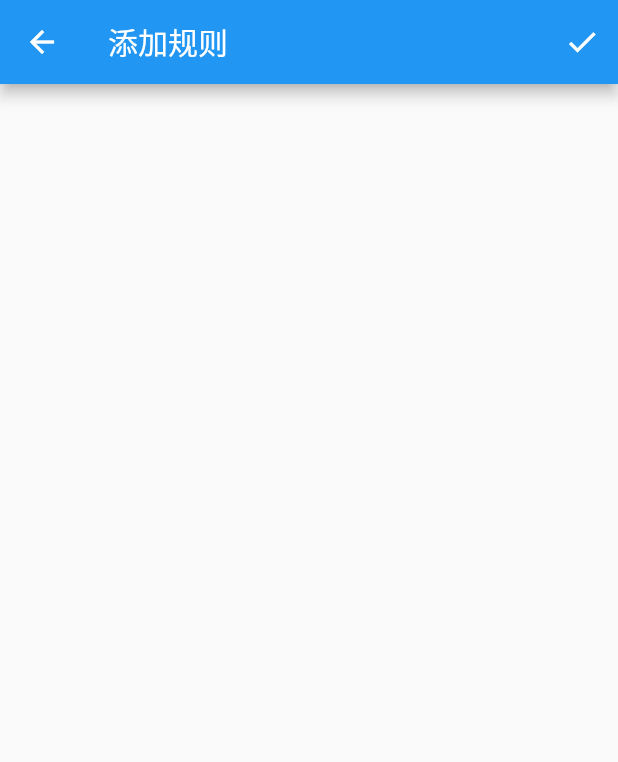
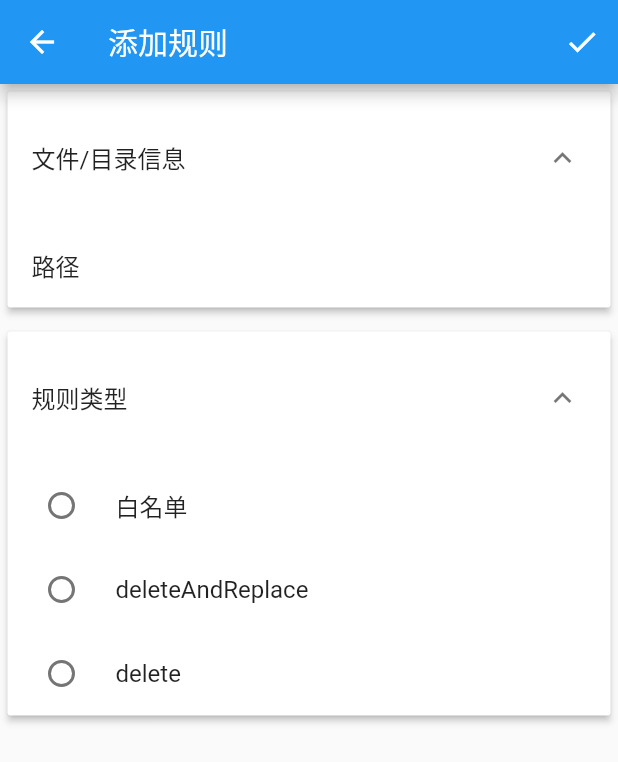
Before and after one commit to Deali-Axy/dont-poop-in-my-phone, a Flutter app: the AddRulePage screen opened directly, on a phone screen of 412 x 824 dp. Shown: the top 762 px of the screen. Run offline on Flutter 3.47's test engine with Material 2 defaults, Android fonts, the phone set to English and light mode, and no system bars; our stand-ins replace bot_toast, device_info_plus, dio, flutter_breadcrumb, flutter_spinkit, open_filex and 3 more; missing offline and left inert: intro_views_flutter; accounts and stored records are empty.

Commit message:
⚓初步做了界面

```diff
--- a/lib/pages/add_rule_page.dart
+++ b/lib/pages/add_rule_page.dart
@@ -1,4 +1,6 @@
 import 'package:flutter/material.dart';
+
+enum RuleType { whileList, delete, deleteAndReplace }
 
 class AddRulePage extends StatefulWidget {
   const AddRulePage({Key? key}) : super(key: key);
@@ -8,6 +10,9 @@ class AddRulePage extends StatefulWidget {
 }
 
 class _AddRulePageState extends State<AddRulePage> {
+  RuleType? _ruleType;
+  final List<bool> _expandedStatusList = [true, true];
+
   @override
   Widget build(BuildContext context) {
     return Scaffold(
@@ -25,6 +30,73 @@ class _AddRulePageState extends State<AddRulePage> {
   }
 
   Widget _buildBody() {
-    return Container();
+    var panels = ExpansionPanelList(
+      expansionCallback: (int index, bool isExpanded) {
+        setState(() {
+          _expandedStatusList[index] = !isExpanded;
+        });
+      },
+      children: [
+        ExpansionPanel(
+          isExpanded: _expandedStatusList[0],
+          headerBuilder: (BuildContext context, bool isExpanded) {
+            return ListTile(title: Text('文件/目录信息'));
+          },
+          body: ListTile(
+            title: Text('路径'),
+          ),
+        ),
+        ExpansionPanel(
+          isExpanded: _expandedStatusList[1],
+          headerBuilder: (BuildContext context, bool isExpanded) {
+            return ListTile(title: Text('规则类型'));
+          },
+          body: _buildRulePanel(),
+        ),
+      ],
+    );
+    return SingleChildScrollView(
+      child: Container(
+        padding: EdgeInsets.all(5),
+        child: panels,
+      ),
+    );
+  }
+
+  Widget _buildRulePanel() {
+    return Column(
+      children: [
+        RadioListTile<RuleType>(
+          title: const Text('白名单'),
+          value: RuleType.whileList,
+          groupValue: _ruleType,
+          onChanged: (RuleType? value) {
+            setState(() {
+              _ruleType = value;
+            });
+          },
+        ),
+        RadioListTile<RuleType>(
+          title: const Text('deleteAndReplace'),
+          value: RuleType.deleteAndReplace,
+          groupValue: _ruleType,
+          onChanged: (RuleType? value) {
+            setState(() {
+              _ruleType = value;
+            });
+          },
+        ),
+        RadioListTile<RuleType>(
+          title: const Text('delete'),
+          value: RuleType.delete,
+          groupValue: _ruleType,
+          onChanged: (RuleType? value) {
+            setState(() {
+              _ruleType = value;
+            });
+          },
+        ),
+      ],
+    );
   }
 }
```
